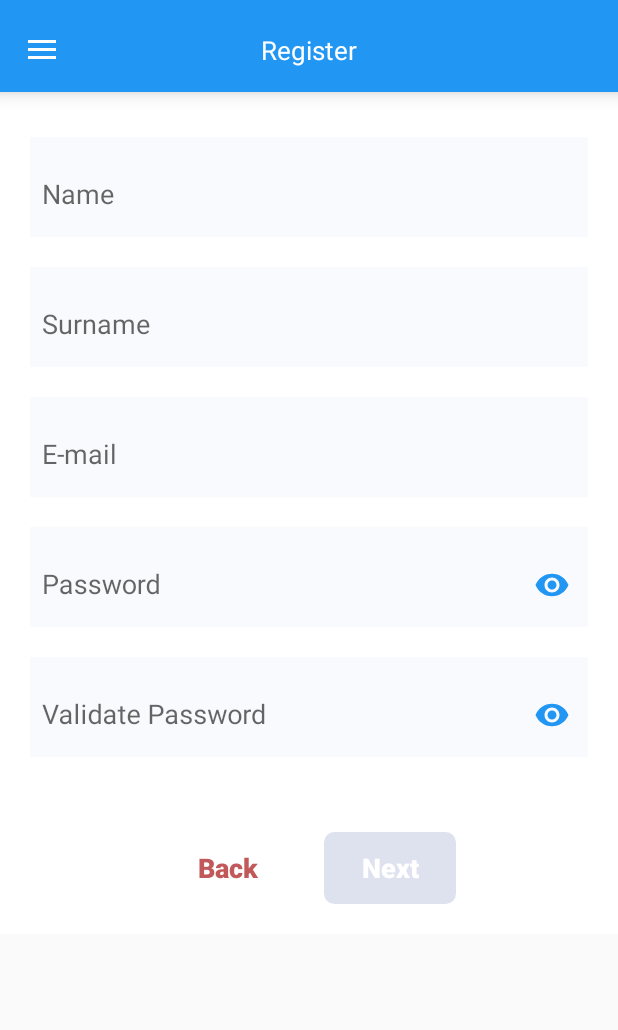
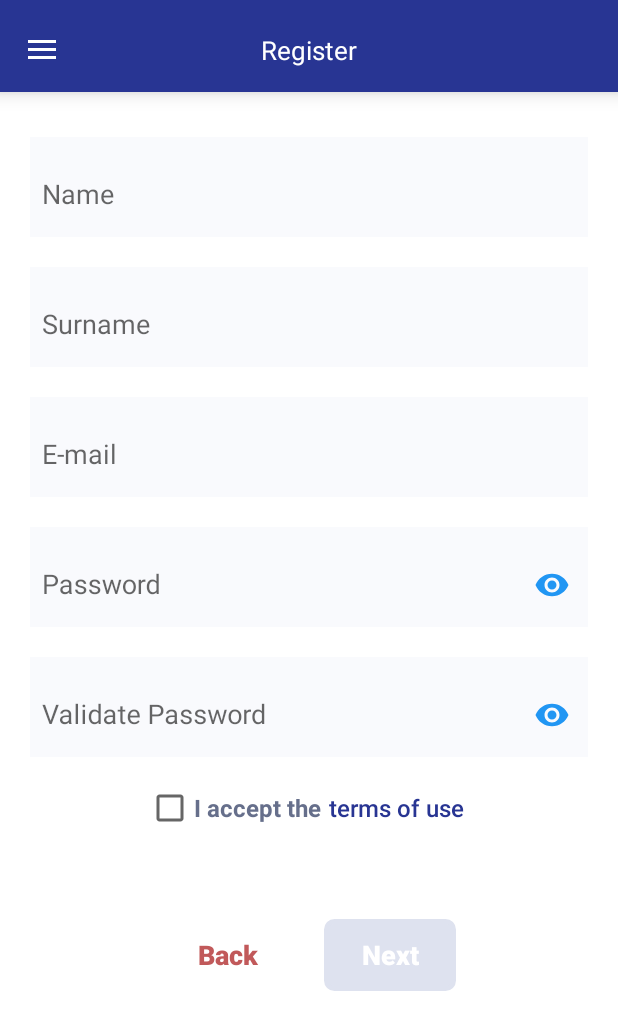
Before and after one commit to davidangulocorcuera/-jubilant-happiness, an Android app: the fragment RegisterFragment placed in its activity, on a phone screen of 412 x 824 dp. Shown: the top 1030 px of the screen. Run offline under Robolectric (Android 15) with nearby library versions, the phone set to English and light mode, and no system bars; our stand-ins replace Firebase (no records; nobody signed in at launch, a user with empty details on screens opened directly); 1 statement that could not run was skipped.

Commit message:
listeners for register and login finished

```diff
--- a/app/src/main/java/com/example/justfivemins/api/firebase/FirebaseApiManager.kt
+++ b/app/src/main/java/com/example/justfivemins/api/firebase/FirebaseApiManager.kt
@@ -8,6 +8,7 @@ import com.example.justfivemins.api.requests.LoginRequest
 import com.example.justfivemins.api.requests.RegisterRequest
 import com.example.justfivemins.api.responses.UserResponse
 import com.example.justfivemins.model.CurrentUser
+import com.example.justfivemins.model.User
 import com.google.firebase.auth.FirebaseAuth
 import com.google.firebase.auth.FirebaseUser
 import com.google.firebase.firestore.FirebaseFirestore
@@ -57,14 +58,17 @@ class FirebaseApiManager(
             .addOnSuccessListener { document ->
                 if (document != null) {
                     user = Mapper.userResponseMapper(document)
+                    userDataListener?.isUserDataOk(true,user)
 
                 } else {
                     Log.d("taag", "No such document")
+                    userDataListener?.isUserDataOk(false, UserResponse())
 
                 }
             }
             .addOnFailureListener { exception ->
                 Log.d("taag", "get failed with ", exception)
+                userDataListener?.isUserDataOk(false ,UserResponse())
 
             }
         return user
--- a/app/src/main/java/com/example/justfivemins/api/firebase/FirebaseListener.kt
+++ b/app/src/main/java/com/example/justfivemins/api/firebase/FirebaseListener.kt
@@ -1,4 +1,7 @@
 package com.example.justfivemins.api.firebase
+
+import com.example.justfivemins.api.responses.UserResponse
+
 
 interface FirebaseListener{
     interface LoginListener {
@@ -8,6 +11,6 @@ interface FirebaseListener{
         fun isRegisterOk(success: Boolean)
     }
     interface UserDataListener {
-        fun isUserDataOk(success: Boolean)
+        fun isUserDataOk(success: Boolean,userResponse: UserResponse)
     }
 }
--- a/app/src/main/java/com/example/justfivemins/modules/home/HomeActivity.kt
+++ b/app/src/main/java/com/example/justfivemins/modules/home/HomeActivity.kt
@@ -17,9 +17,6 @@ import kotlinx.android.synthetic.main.toolbar.*
 import kotlinx.android.synthetic.main.view_drawer_menu_header.view.*
 
 class HomeActivity : BaseActivity(), HomePresenter.View {
-    override fun setUserData(user: User): User {
-        return user
-    }
 
     override fun showProgress(enable: Boolean) {
         showProgress(enable, enable)
@@ -35,7 +32,7 @@ class HomeActivity : BaseActivity(), HomePresenter.View {
         return R.layout.drawer_menu
     }
 
-    fun setMenuData(){
+   override fun setMenuData(user: User){
         menuNavigation.getHeaderView(0).tvMenuUsername.text = user.name
     }
 
--- a/app/src/main/java/com/example/justfivemins/modules/home/HomePresenter.kt
+++ b/app/src/main/java/com/example/justfivemins/modules/home/HomePresenter.kt
@@ -3,38 +3,39 @@ package com.example.justfivemins.modules.home
 import android.util.Log
 import com.example.justfivemins.api.firebase.FirebaseApiManager
 import com.example.justfivemins.api.firebase.FirebaseListener
-import com.example.justfivemins.modules.base.MainMVP
 import com.example.justfivemins.api.responses.UserResponse
 import com.example.justfivemins.model.CurrentUser
 import com.example.justfivemins.model.User
+import com.example.justfivemins.modules.base.MainMVP
 
-class HomePresenter(private val view: View): MainMVP.Presenter, FirebaseListener.UserDataListener {
-    private val firebaseApiManager = FirebaseApiManager()
+class HomePresenter(private val view: View) : MainMVP.Presenter, FirebaseListener.UserDataListener {
+    private val firebaseApiManager: FirebaseApiManager by lazy { FirebaseApiManager(userDataListener = this) }
+    private var user: User = User()
 
-    fun setUser(userResponse: UserResponse): User{
-        val user: User = User()
-        user.name = userResponse.name
-        user.email = userResponse.email
-        user.surname = userResponse.surname
-        return user
-    }
+    override fun isUserDataOk(success: Boolean, userResponse: UserResponse) {
+        view.showProgress(false)
+        if (success) {
+            setUser(userResponse)
 
-    fun init() {
-
-    }
-    override fun isUserDataOk(success: Boolean) {
-        view.showProgress(false)
-        if(success){
-            setUser(firebaseApiManager.getUserData(CurrentUser.user!!))
-        }
-        else{
+        } else {
             Log.v("taag", "fail getting user data")
         }
     }
 
+    fun setUser(userResponse: UserResponse) {
+        user.name = userResponse.name
+        user.email = userResponse.email
+        user.surname = userResponse.surname
+        view.setMenuData(user)
+    }
+
+    fun init() {
+        view.showProgress(true)
+        firebaseApiManager.getUserData(CurrentUser.user!!)
+    }
+
     interface View : MainMVP.View {
         fun showProgress(enable: Boolean)
-        fun setUserData(user: User): User
-        //FUNCTIONS
+        fun setMenuData(user: User)
     }
 }
--- a/app/src/main/java/com/example/justfivemins/modules/register/RegisterFragment.kt
+++ b/app/src/main/java/com/example/justfivemins/modules/register/RegisterFragment.kt
@@ -10,7 +10,6 @@ import com.example.justfivemins.api.Api
 import com.example.justfivemins.api.firebase.FirebaseApiManager
 import com.example.justfivemins.api.firebase.FirebaseListener
 import com.example.justfivemins.api.requests.RegisterRequest
-import com.example.justfivemins.model.CurrentUser
 import com.example.justfivemins.modules.base.BaseFragment
 import com.example.justfivemins.utils.showError
 import kotlinx.android.synthetic.main.fragment_register.*
@@ -32,7 +31,9 @@ class RegisterFragment : BaseFragment(), RegisterPresenter.View, FirebaseListene
     }
 
     override fun viewCreated(view: View?) {
-        tiName.setOnLongClickListener {
+        btnPrivacyTerms.setOnClickListener {
+        }
+        etName.setOnLongClickListener {
             autoFill()
             true
         }
@@ -111,11 +112,11 @@ class RegisterFragment : BaseFragment(), RegisterPresenter.View, FirebaseListene
     }
 
 
-    fun goToNextScreen() {
+    private fun goToNextScreen() {
         navigator.navigateToHome()
     }
 
-    fun backToLogin() {
+    private fun backToLogin() {
         navigator.navigateToLogin()
     }
 
--- a/app/src/main/res/layout/fragment_register.xml
+++ b/app/src/main/res/layout/fragment_register.xml
@@ -1,8 +1,8 @@
 <?xml version="1.0" encoding="utf-8"?>
 <LinearLayout xmlns:android="http://schemas.android.com/apk/res/android"
               xmlns:tools="http://schemas.android.com/tools"
-              android:layout_width="match_parent"
-              android:layout_height="match_parent" xmlns:app="http://schemas.android.com/apk/res-auto"
+              xmlns:app="http://schemas.android.com/apk/res-auto"
+              android:layout_width="match_parent" android:layout_height="match_parent"
               tools:context=".modules.register.RegisterFragment"
               android:id="@+id/registerFragment"
               android:background="@color/white"
@@ -49,7 +49,6 @@
             </android.support.design.widget.TextInputLayout>
 
 
-
             <android.support.design.widget.TextInputLayout
                     android:layout_margin="10dp"
                     style="@style/input"
@@ -89,11 +88,40 @@
                         android:inputType="textPassword"
                 />
             </android.support.design.widget.TextInputLayout>
+
+
+            <LinearLayout
+                    android:layout_width="wrap_content"
+                    android:layout_height="wrap_content"
+                    android:orientation="horizontal"
+                    android:layout_gravity="center"
+
+            >
+                <CheckBox
+                        android:layout_width="wrap_content"
+                        android:layout_height="wrap_content"
+                        android:checked="false"
+                        android:id="@+id/cbPrivacyEdit"
+                        android:text="@string/terms_text"
+                        style="@style/semi_bold"
+                        android:textSize="@dimen/medium_font"
+                                   />
+                <Button
+                        android:id="@+id/btnPrivacyTerms"
+                        style="@style/transparent_button_regular"
+                        android:layout_width="wrap_content"
+                        android:layout_height="wrap_content"
+                        android:paddingLeft="@dimen/space_smaller"
+                        android:paddingRight="@dimen/space_smaller"
+                        android:text="@string/terms_of_use"/>
+            </LinearLayout>
+
             <LinearLayout android:layout_width="wrap_content"
                           android:layout_height="wrap_content"
                           android:orientation="horizontal"
                           android:layout_gravity="center"
-                      android:layout_marginTop="30dp"
+                          android:layout_margin="@dimen/space_medium"
+                          android:padding="@dimen/space_big"
             >
 
                 <Button android:layout_width="match_parent"
@@ -114,6 +142,7 @@
                         android:text="@string/next"
 
                 />
+
             </LinearLayout>
         </LinearLayout>
     </ScrollView>
--- a/app/src/main/res/layout/toolbar.xml
+++ b/app/src/main/res/layout/toolbar.xml
@@ -23,17 +23,35 @@
         app:contentInsetStart="0dp"
         app:layout_constraintLeft_toLeftOf="parent"
         app:titleTextColor="@color/white"
-        android:background="@color/colorPrimary"
+        android:background="@color/colorAccent"
         tools:ignore="RtlSymmetry">
+    <LinearLayout android:layout_width="match_parent"
+                  android:layout_height="wrap_content"
+                  android:orientation="horizontal"
+    >
+        <ImageView
+                android:id="@+id/ivToolbarClose"
+                style="@style/Image"
+                android:layout_width="wrap_content"
+                android:layout_height="wrap_content"
+                android:layout_marginStart="@dimen/space_medium"
+                android:padding="@dimen/space_medium"
+                android:src="@android:drawable/ic_menu_close_clear_cancel"
+                android:tint="@color/title"
+                android:visibility="gone"
+                tools:visibility="visible" />
         <TextView
                 android:id="@+id/toolbar_title"
                 style="@style/title_medium"
+                android:layout_gravity="center_vertical"
                 android:layout_width="match_parent"
                 android:textColor="@color/white"
                 android:visibility="visible"
                 tools:text="THE TITLE"
-            android:gravity="center_horizontal"
+                android:gravity="center"
                 tools:visibility="visible"/>
+
+    </LinearLayout>
 
 
 </android.support.v7.widget.Toolbar>
--- a/app/src/main/res/values/strings.xml
+++ b/app/src/main/res/values/strings.xml
@@ -43,4 +43,6 @@
     <string name="featured_profiles">Featured profiles</string>
     <string name="recommended_profiles">Recommended profiles</string>
     <string name="title">Title</string>
+    <string name="terms_text">I accept the</string>
+    <string name="terms_of_use">terms of use</string>
 </resources>
--- a/app/src/main/res/values/styles.xml
+++ b/app/src/main/res/values/styles.xml
@@ -106,7 +106,12 @@
         <item name="android:layout_height">match_parent</item>
         <item name="android:tint">@color/white</item>
     </style>
-
+    <style name="transparent_button_regular" parent="button">
+        <item name="android:textSize">@dimen/medium_font</item>
+        <item name="android:background">@drawable/selector_row</item>
+        <item name="android:textColor">@color/colorAccent</item>
+        <item name="android:textStyle">normal</item>
+    </style>
 
     <style name="error">
         <item name="android:layout_width">match_parent</item>
```
Lines whose indentation alone changed are shown as unchanged.
